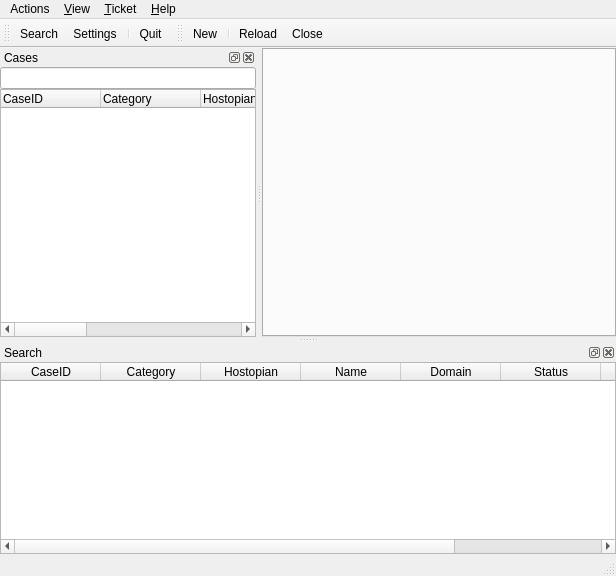
Before: the Qt Designer form mainwindow.ui in igoriok/PigsOn, drawn with Qt 5.
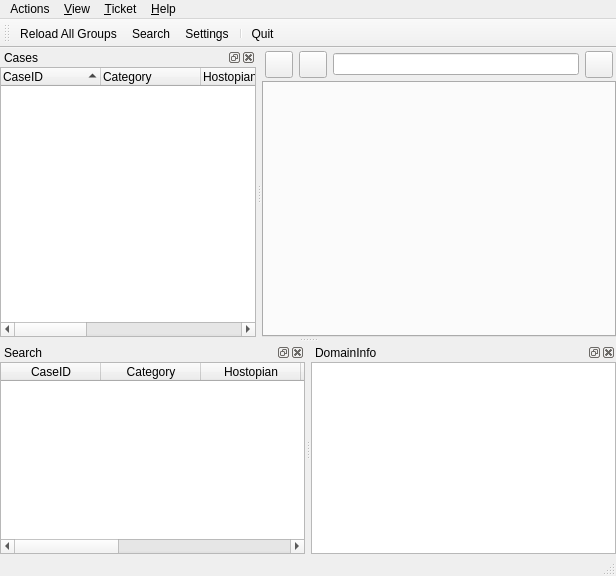
After: the same form once the commit is applied. Icons and pictures are not drawn.

Diff of the .ui file:
```diff
--- a/mainwindow.ui
+++ b/mainwindow.ui
@@ -34,6 +34,55 @@
     <property name="margin">
      <number>0</number>
     </property>
+    <item>
+     <layout class="QHBoxLayout" name="horizontalLayout">
+      <property name="margin">
+       <number>3</number>
+      </property>
+      <item>
+       <widget class="QToolButton" name="toolButton_NewTicket">
+        <property name="cursor">
+         <cursorShape>PointingHandCursor</cursorShape>
+        </property>
+        <property name="iconSize">
+         <size>
+          <width>20</width>
+          <height>20</height>
+         </size>
+        </property>
+       </widget>
+      </item>
+      <item>
+       <widget class="QToolButton" name="toolButton_ReloadTicket">
+        <property name="cursor">
+         <cursorShape>PointingHandCursor</cursorShape>
+        </property>
+        <property name="iconSize">
+         <size>
+          <width>20</width>
+          <height>20</height>
+         </size>
+        </property>
+       </widget>
+      </item>
+      <item>
+       <widget class="QLineEdit" name="lineEdit"/>
+      </item>
+      <item>
+       <widget class="QToolButton" name="toolButton_CloseTicket">
+        <property name="cursor">
+         <cursorShape>PointingHandCursor</cursorShape>
+        </property>
+        <property name="iconSize">
+         <size>
+          <width>20</width>
+          <height>20</height>
+         </size>
+        </property>
+       </widget>
+      </item>
+     </layout>
+    </item>
     <item>
      <widget class="QTabWidget" name="tabWidget">
       <property name="sizePolicy">
@@ -126,27 +175,13 @@
    <attribute name="toolBarBreak">
     <bool>false</bool>
    </attribute>
+   <addaction name="actionReloadAllGroups"/>
    <addaction name="actionSearchTickets"/>
    <addaction name="actionSettings"/>
    <addaction name="separator"/>
    <addaction name="actionQuit"/>
   </widget>
   <widget class="QStatusBar" name="statusBar"/>
-  <widget class="QToolBar" name="toolBar_TicketWidget">
-   <property name="windowTitle">
-    <string>toolBar</string>
-   </property>
-   <attribute name="toolBarArea">
-    <enum>TopToolBarArea</enum>
-   </attribute>
-   <attribute name="toolBarBreak">
-    <bool>false</bool>
-   </attribute>
-   <addaction name="actionNewTicket"/>
-   <addaction name="separator"/>
-   <addaction name="actionReloadTicket"/>
-   <addaction name="actionCloseTicket"/>
-  </widget>
   <widget class="QDockWidget" name="dockWidget_Cases">
    <property name="windowTitle">
     <string>Cases</string>
@@ -162,13 +197,6 @@
      <property name="margin">
       <number>0</number>
      </property>
-     <item>
-      <widget class="QLineEdit" name="lineEdit">
-       <property name="layoutDirection">
-        <enum>Qt::RightToLeft</enum>
-       </property>
-      </widget>
-     </item>
      <item>
       <widget class="QTreeWidget" name="treeWidget">
        <property name="contextMenuPolicy">
@@ -177,6 +205,9 @@
        <property name="uniformRowHeights">
         <bool>true</bool>
        </property>
+       <property name="sortingEnabled">
+        <bool>true</bool>
+       </property>
        <property name="animated">
         <bool>true</bool>
        </property>
@@ -320,6 +351,24 @@
     </layout>
    </widget>
   </widget>
+  <widget class="QDockWidget" name="dockWidget_DomainInfo">
+   <property name="windowTitle">
+    <string>DomainInfo</string>
+   </property>
+   <attribute name="dockWidgetArea">
+    <number>8</number>
+   </attribute>
+   <widget class="QWidget" name="dockWidgetContents_8">
+    <layout class="QVBoxLayout" name="verticalLayout_4">
+     <property name="margin">
+      <number>0</number>
+     </property>
+     <item>
+      <widget class="QTextBrowser" name="textBrowser_DomainInfo"/>
+     </item>
+    </layout>
+   </widget>
+  </widget>
   <action name="actionNewTicket">
    <property name="icon">
     <iconset resource="Resources.qrc">
```
Left out of the diff: 19 changed lines with no effect on the pictures.
